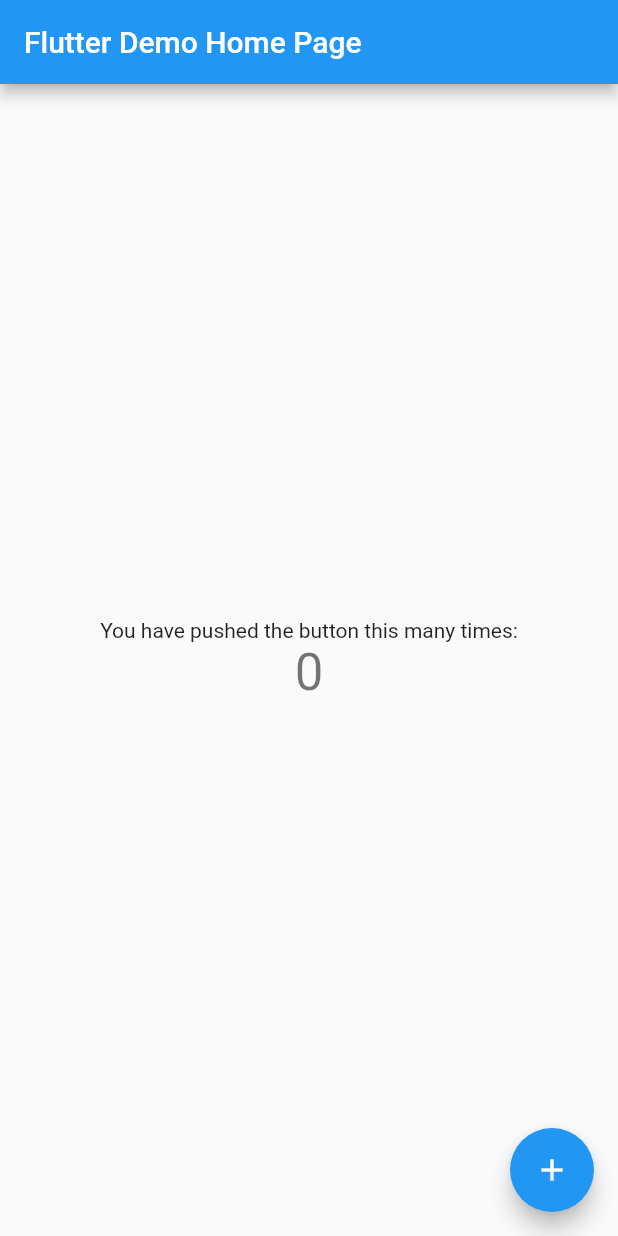
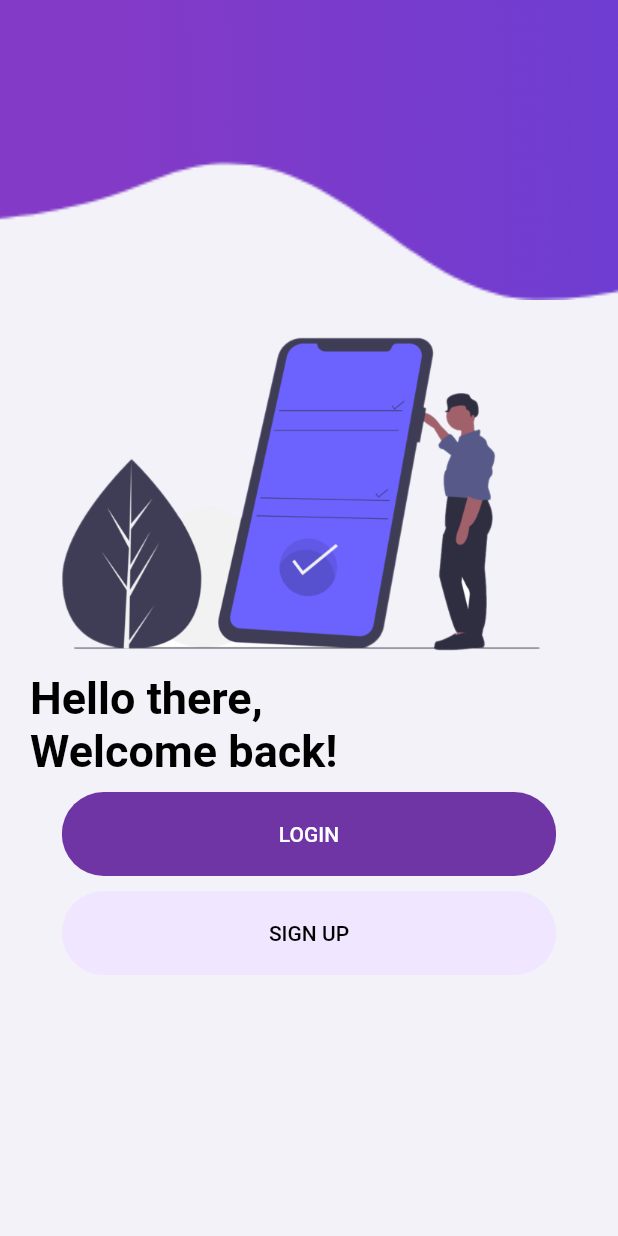
Before and after one commit to chwoozy/dayly, a Flutter app: the screen it shows after launch, on a phone screen of 412 x 824 dp. Run offline on Flutter 3.47's test engine with Material 2 defaults, Android fonts, the phone set to English and light mode, and no system bars; our stand-ins replace firebase_auth; accounts and stored records are empty.

Commit message:
added login-framework

```diff
--- /dev/null
+++ b/lib/components/constants.dart
@@ -0,0 +1,5 @@
+import 'package:flutter/material.dart';
+
+const primaryBackgroundColor = Color(0xFFF3F2F9);
+const primaryPurple = Color(0xFF6F35A5);
+const primaryLightColor = Color(0xFFF1E6FF);
--- a/lib/main.dart
+++ b/lib/main.dart
@@ -1,117 +1,33 @@
+import 'package:dayly/pages/authenticate/landing.dart';
+import 'package:dayly/pages/authenticate/register.dart';
+import 'package:dayly/pages/authenticate/signin.dart';
+import 'package:dayly/pages/models/user.dart';
+import 'package:dayly/pages/wrapper.dart';
+import 'package:dayly/services/auth.dart';
 import 'package:flutter/material.dart';
+import 'package:provider/provider.dart';
 
 void main() {
-  runApp(MyApp());
+  runApp(MaterialApp(
+    initialRoute: '/landing',
+    routes: {
+      '/': (context) => Dayly(),
+      '/landing': (context) => Landing(),
+      '/signin': (context) => SignIn(),
+      '/register': (context) => Register(),
+    }
+  ));
 }
 
-class MyApp extends StatelessWidget {
+class Dayly extends StatelessWidget {
   // This widget is the root of your application.
   @override
   Widget build(BuildContext context) {
-    return MaterialApp(
-      title: 'Flutter Demo',
-      theme: ThemeData(
-        // This is the theme of your application.
-        //
-        // Try running your application with "flutter run". You'll see the
-        // application has a blue toolbar. Then, without quitting the app, try
-        // changing the primarySwatch below to Colors.green and then invoke
-        // "hot reload" (press "r" in the console where you ran "flutter run",
-        // or simply save your changes to "hot reload" in a Flutter IDE).
-        // Notice that the counter didn't reset back to zero; the application
-        // is not restarted.
-        primarySwatch: Colors.blue,
-        // This makes the visual density adapt to the platform that you run
-        // the app on. For desktop platforms, the controls will be smaller and
-        // closer together (more dense) than on mobile platforms.
-        visualDensity: VisualDensity.adaptivePlatformDensity,
+    return StreamProvider<User>.value(
+      value: AuthService().user,
+          child: MaterialApp(
+        home: Wrapper(),
       ),
-      home: MyHomePage(title: 'Flutter Demo Home Page'),
     );
   }
 }
-
-class MyHomePage extends StatefulWidget {
-  MyHomePage({Key key, this.title}) : super(key: key);
-
-  // This widget is the home page of your application. It is stateful, meaning
-  // that it has a State object (defined below) that contains fields that affect
-  // how it looks.
-
-  // This class is the configuration for the state. It holds the values (in this
-  // case the title) provided by the parent (in this case the App widget) and
-  // used by the build method of the State. Fields in a Widget subclass are
-  // always marked "final".
-
-  final String title;
-
-  @override
-  _MyHomePageState createState() => _MyHomePageState();
-}
-
-class _MyHomePageState extends State<MyHomePage> {
-  int _counter = 0;
-
-  void _incrementCounter() {
-    setState(() {
-      // This call to setState tells the Flutter framework that something has
-      // changed in this State, which causes it to rerun the build method below
-      // so that the display can reflect the updated values. If we changed
-      // _counter without calling setState(), then the build method would not be
-      // called again, and so nothing would appear to happen.
-      _counter++;
-    });
-  }
-
-  @override
-  Widget build(BuildContext context) {
-    // This method is rerun every time setState is called, for instance as done
-    // by the _incrementCounter method above.
-    //
-    // The Flutter framework has been optimized to make rerunning build methods
-    // fast, so that you can just rebuild anything that needs updating rather
-    // than having to individually change instances of widgets.
-    return Scaffold(
-      appBar: AppBar(
-        // Here we take the value from the MyHomePage object that was created by
-        // the App.build method, and use it to set our appbar title.
-        title: Text(widget.title),
-      ),
-      body: Center(
-        // Center is a layout widget. It takes a single child and positions it
-        // in the middle of the parent.
-        child: Column(
-          // Column is also a layout widget. It takes a list of children and
-          // arranges them vertically. By default, it sizes itself to fit its
-          // children horizontally, and tries to be as tall as its parent.
-          //
-          // Invoke "debug painting" (press "p" in the console, choose the
-          // "Toggle Debug Paint" action from the Flutter Inspector in Android
-          // Studio, or the "Toggle Debug Paint" command in Visual Studio Code)
-          // to see the wireframe for each widget.
-          //
-          // Column has various properties to control how it sizes itself and
-          // how it positions its children. Here we use mainAxisAlignment to
-          // center the children vertically; the main axis here is the vertical
-          // axis because Columns are vertical (the cross axis would be
-          // horizontal).
-          mainAxisAlignment: MainAxisAlignment.center,
-          children: <Widget>[
-            Text(
-              'You have pushed the button this many times:',
-            ),
-            Text(
-              '$_counter',
-              style: Theme.of(context).textTheme.headline4,
-            ),
-          ],
-        ),
-      ),
-      floatingActionButton: FloatingActionButton(
-        onPressed: _incrementCounter,
-        tooltip: 'Increment',
-        child: Icon(Icons.add),
-      ), // This trailing comma makes auto-formatting nicer for build methods.
-    );
-  }
-}
--- /dev/null
+++ b/lib/pages/authenticate/landing.dart
@@ -0,0 +1,116 @@
+import 'package:flutter/material.dart';
+import 'package:dayly/components/constants.dart';
+
+class Landing extends StatefulWidget {
+  @override
+  _LandingState createState() => _LandingState();
+}
+
+class _LandingState extends State<Landing> {
+  @override
+  Widget build(BuildContext context) {
+    Size size = MediaQuery.of(context).size;
+
+    return Container(
+      height: size.height,
+      width: double.infinity,
+      child: Scaffold(
+        resizeToAvoidBottomInset: false,
+        backgroundColor: primaryBackgroundColor,
+        body: Column(
+          crossAxisAlignment: CrossAxisAlignment.center,
+          children: <Widget>[
+            Container(
+              height: 200,
+              child: Stack(
+                children: <Widget>[
+                  Positioned(
+                    child: Container(
+                      decoration: BoxDecoration(
+                        image: DecorationImage(
+                          fit: BoxFit.cover,
+                          image: AssetImage('assets/images/landing-bar.png'),
+                        )
+                      ),
+                    ),
+                  ),
+                ],
+              )
+            ),
+            SizedBox(height: 20.0),
+            Center(
+              child: Image.asset(
+                'assets/images/landing-main.png',
+                scale: 2.0,
+              ),
+            ),
+            SizedBox(height: 10.0),
+            Align(
+              alignment: Alignment.centerLeft,
+              child: Padding(
+                padding: EdgeInsets.symmetric(horizontal: 20.0),
+                child: Column(
+                  crossAxisAlignment: CrossAxisAlignment.start,
+                  children: <Widget>[
+                    Text(
+                      'Hello there, \nWelcome back!',
+                      style: TextStyle(
+                        fontSize: 30,
+                        color: Colors.black,
+                        fontWeight: FontWeight.bold,
+                      )
+                    )
+                  ],
+                )
+              ),
+            ),
+            SizedBox(height: 5.0),
+            RoundedButton(
+              text: "LOGIN",
+              color: primaryPurple,
+              press: () {},
+            ),
+            RoundedButton(
+              text: "SIGN UP",
+              color: primaryLightColor,
+              textColor: Colors.black,
+              press: () {},
+            )
+          ],
+        )
+      ),
+    );
+  }
+}
+
+class RoundedButton extends StatelessWidget {
+  final String text;
+  final Function press;
+  final Color color, textColor;
+
+  const RoundedButton({
+    Key key,
+    this.text,
+    this.press,
+    this.color,
+    this.textColor = Colors.white,
+  }) : super(key: key);
+
+  @override
+  Widget build(BuildContext context) {
+    Size size = MediaQuery.of(context).size;
+    return Container(
+      margin: EdgeInsets.symmetric(vertical: 5.0),
+      width: size.width * 0.8,
+      child: ClipRRect(
+        borderRadius: BorderRadius.circular(29),
+        child: FlatButton(
+          padding: EdgeInsets.symmetric(vertical: 20, horizontal: 40),
+          color: color,
+          onPressed: press,
+          child: Text(text, style: TextStyle(color: textColor)),
+        ),
+      ),
+    );
+  }
+}
--- /dev/null
+++ b/lib/pages/models/user.dart
@@ -0,0 +1,6 @@
+class User {
+  final String uid;
+
+  User({ this.uid });
+
+}
```
Also changed, not shown: lib/pages/authenticate/authenticate.dart (added, +16 -0 lines), lib/pages/authenticate/register.dart (added, +83 -0 lines), lib/pages/authenticate/signin.dart (added, +89 -0 lines), lib/pages/home/home.dart (added, +28 -0 lines), lib/pages/wrapper.dart (added, +20 -0 lines), lib/services/auth.dart (added, +53 -0 lines), pubspec.yaml (+6 -3 lines), assets/images/landing-bar.png (added), assets/images/landing-logo.png (added), assets/images/landing-main.png (added), pubspec.lock, 2 other files.
